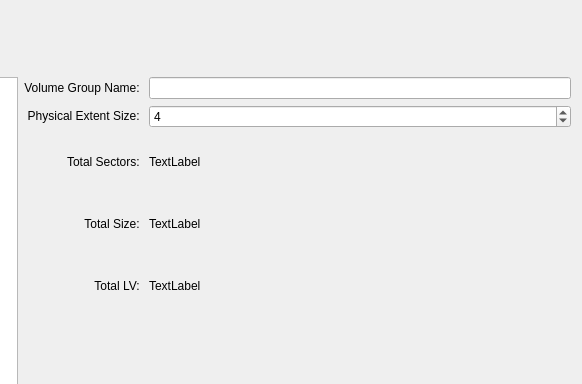
Old version of the form src/gui/volumewidgetbase.ui in the repository KDE/partitionmanager; both pictures show x 249 to 831 and y 0 to 384 of the 831 by 512 pixel window.
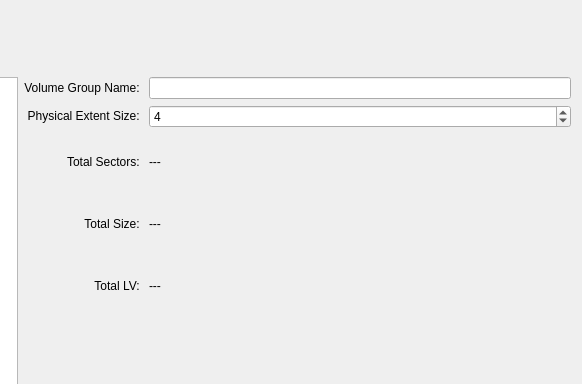
New version of the form. Custom widgets are drawn as their Qt base class.

Commit message: Change volumeWidget's label default value.

What changed in the file:
```diff
--- a/src/gui/volumewidgetbase.ui
+++ b/src/gui/volumewidgetbase.ui
@@ -30,7 +30,7 @@
    <item row="5" column="2">
     <widget class="QLabel" name="m_LabelTotalSectors">
      <property name="text">
-      <string>TextLabel</string>
+      <string>---</string>
      </property>
      <property name="textInteractionFlags">
       <set>Qt::LinksAccessibleByMouse|Qt::TextSelectableByKeyboard|Qt::TextSelectableByMouse</set>
@@ -97,7 +97,7 @@
    <item row="6" column="2">
     <widget class="QLabel" name="m_LabelTotalSize">
      <property name="text">
-      <string>TextLabel</string>
+      <string>---</string>
      </property>
      <property name="textInteractionFlags">
       <set>Qt::LinksAccessibleByMouse|Qt::TextSelectableByKeyboard|Qt::TextSelectableByMouse</set>
@@ -107,7 +107,7 @@
    <item row="7" column="2">
     <widget class="QLabel" name="m_LabelTotalLV">
      <property name="text">
-      <string>TextLabel</string>
+      <string>---</string>
      </property>
      <property name="textInteractionFlags">
       <set>Qt::LinksAccessibleByMouse|Qt::TextSelectableByKeyboard|Qt::TextSelectableByMouse</set>
```
